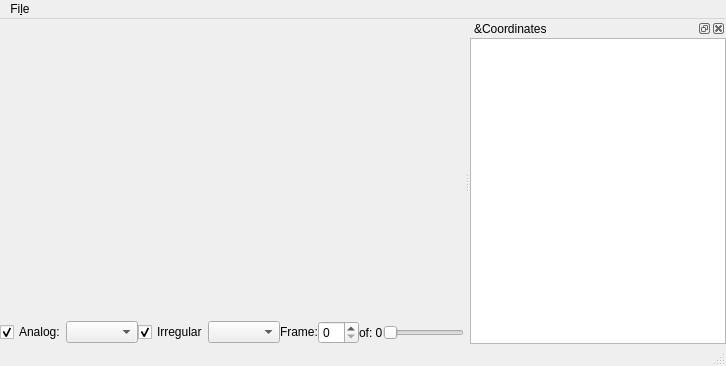
Qt form gui/signalviewer.ui (ctigaret/scipyen) before a commit.
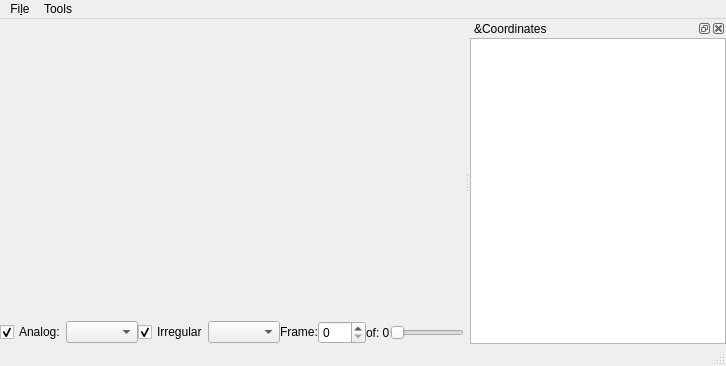
The same form after that commit.

```diff
--- a/gui/signalviewer.ui
+++ b/gui/signalviewer.ui
@@ -54,9 +54,6 @@
     </item>
     <item row="1" column="0">
      <layout class="QHBoxLayout" name="horizontalLayout">
-      <property name="sizeConstraint">
-       <enum>QLayout::SetFixedSize</enum>
-      </property>
       <item>
        <widget class="QCheckBox" name="plotAnalogSignalsCheckBox">
         <property name="text">
@@ -102,11 +99,17 @@
       <item>
        <widget class="QSpinBox" name="framesQSpinBox">
         <property name="sizePolicy">
-         <sizepolicy hsizetype="Fixed" vsizetype="Fixed">
+         <sizepolicy hsizetype="Minimum" vsizetype="Fixed">
           <horstretch>0</horstretch>
           <verstretch>0</verstretch>
          </sizepolicy>
         </property>
+        <property name="minimumSize">
+         <size>
+          <width>48</width>
+          <height>0</height>
+         </size>
+        </property>
         <property name="mouseTracking">
          <bool>true</bool>
         </property>
@@ -181,9 +184,15 @@
     <addaction name="actionOpen"/>
     <addaction name="actionClose"/>
     <addaction name="menuExport"/>
+   </widget>
+   <widget class="QMenu" name="menuTools">
+    <property name="title">
+     <string>Tools</string>
+    </property>
     <addaction name="actionDetect_Triggers"/>
    </widget>
    <addaction name="menuFile"/>
+   <addaction name="menuTools"/>
   </widget>
   <widget class="QStatusBar" name="statusbar"/>
   <widget class="QDockWidget" name="coordinatesDockWidget">
```
